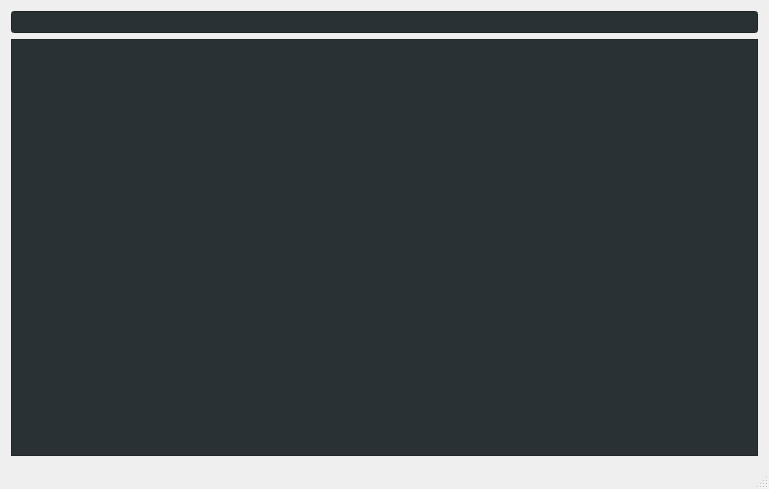
First picture: the form in Serveur/Serveur_Synergie/fenetreprincipale.ui, repository im-jon/CLL-Synergie, before the edit.
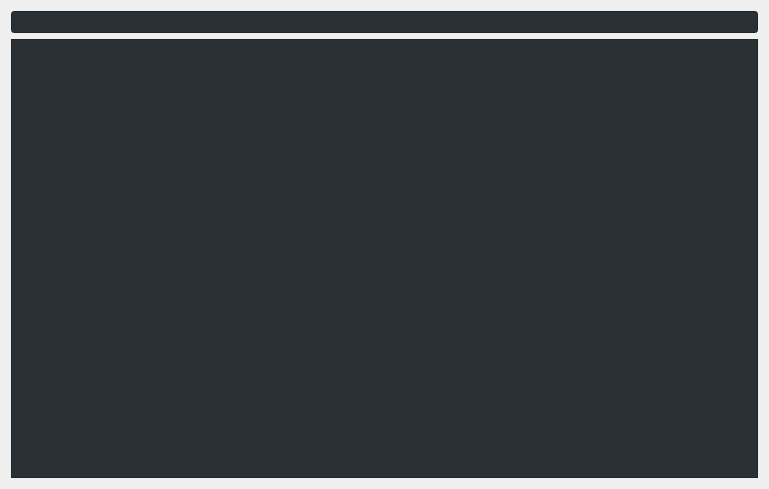
Second picture: the form after the edit.

Commit message: Enlèvement de la barre de status dans la fenêtre principale du serveur

Patch:
```diff
--- a/Serveur/Serveur_Synergie/fenetreprincipale.ui
+++ b/Serveur/Serveur_Synergie/fenetreprincipale.ui
@@ -48,7 +48,6 @@
     </rect>
    </property>
   </widget>
-  <widget class="QStatusBar" name="statusBar"/>
  </widget>
  <layoutdefault spacing="6" margin="11"/>
  <resources/>
```
